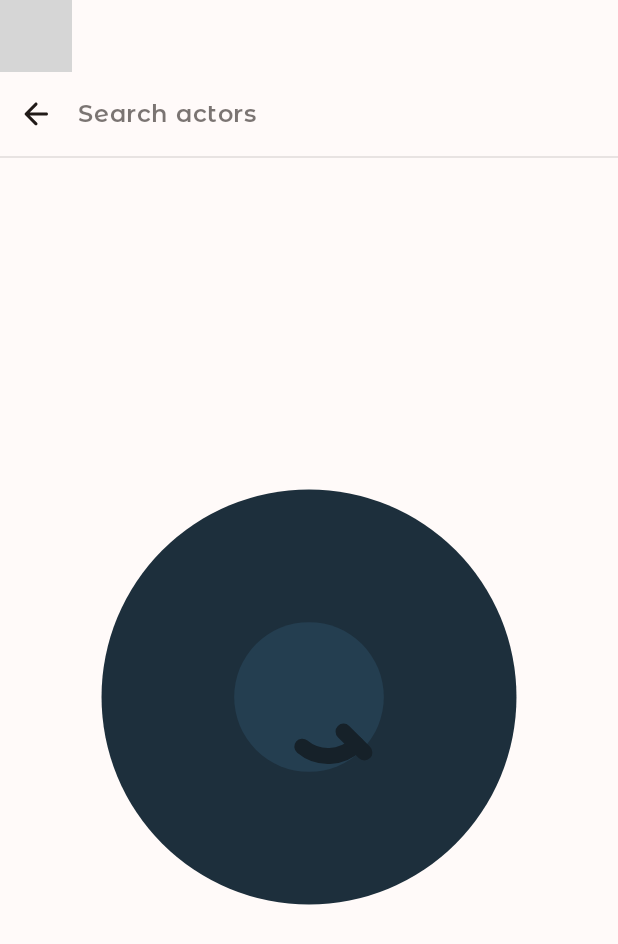
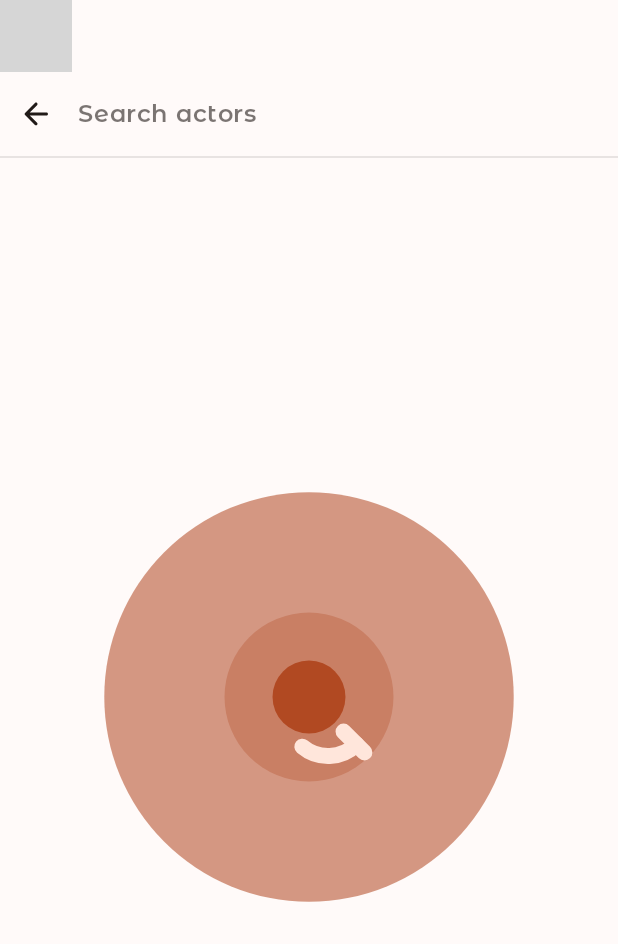
Before and after one commit to RajashekarRaju/compose-actors, an Android app built with Jetpack Compose: the SearchScreen screen opened through its navigation route, on a phone screen of 412 x 824 dp. Shown: the top 944 px of the screen. Run offline under Robolectric (Android 15) with nearby library versions, the phone set to English and light mode, and no system bars; our stand-ins replace Timber, accompanist; network calls fail; Roboto replaces fonts that are not available here; 5 statements that could not run were skipped; grey boxes are pictures that could not be loaded.

Commit message:
Made animations color changes compatible for light/dark theme.

```diff
--- a/app/src/main/java/com/developersbreach/composeactors/ui/search/AnimatedSearch.kt
+++ b/app/src/main/java/com/developersbreach/composeactors/ui/search/AnimatedSearch.kt
@@ -2,26 +2,33 @@ package com.developersbreach.composeactors.ui.search
 
 import androidx.compose.animation.core.*
 import androidx.compose.foundation.Canvas
+import androidx.compose.material.MaterialTheme
 import androidx.compose.runtime.Composable
 import androidx.compose.runtime.LaunchedEffect
 import androidx.compose.runtime.remember
 import androidx.compose.ui.Modifier
 import androidx.compose.ui.geometry.Offset
 import androidx.compose.ui.geometry.Size
-import androidx.compose.ui.graphics.Color
 import androidx.compose.ui.graphics.StrokeCap
 import androidx.compose.ui.graphics.drawscope.Stroke
 
+/**
+ * @param animateShape shape which will be animated infinitely.
+ * @param targetValue final float state to be animated.
+ * @param durationMillis duration took for animating once.
+ */
 @Composable
 private fun AnimateShapeInfinitely(
-    animateShape: Animatable<Float, AnimationVector1D>
+    animateShape: Animatable<Float, AnimationVector1D>,
+    targetValue: Float = 1f,
+    durationMillis: Int = 1000
 ) {
     LaunchedEffect(animateShape) {
         animateShape.animateTo(
-            targetValue = 1f,
+            targetValue = targetValue,
             animationSpec = infiniteRepeatable(
                 animation = tween(
-                    durationMillis = 1000,
+                    durationMillis = durationMillis,
                     easing = LinearEasing
                 ),
                 repeatMode = RepeatMode.Restart
@@ -30,19 +37,36 @@ private fun AnimateShapeInfinitely(
     }
 }
 
+/**
+ * Animation looks like a search icon infinitely framing itself.
+ *
+ * animateCircle property -> animates circle in search.
+ * animateLine property   -> animates floating/growing line and joins circle to form search
+ * looking icon at the end.
+ */
 @Composable
 fun AnimatedSearch() {
 
-    val animateCircle = remember { Animatable(0f) }
-    val animateLine = remember { Animatable(0.6f) }
-    AnimateShapeInfinitely(animateCircle)
-    AnimateShapeInfinitely(animateLine)
+    // Simple progressive circle looking animation
+    val animateCircle = remember { Animatable(0f) }.apply {
+        AnimateShapeInfinitely(this)
+    }
 
+    // 0.6f for initial value to reduce floating time of line to reach it's final state.
+    // Settings it to 0f -> final animation output looks kind of aggressive movements.
+    val animateLine = remember { Animatable(0.6f) }.apply {
+        AnimateShapeInfinitely(this)
+    }
+
+    // Appears different for dark/light theme colors.
+    val surfaceColor = MaterialTheme.colors.surface
+
+    // Arcs & Line drawn in canvas at animation final state looks like search icon.
     Canvas(
         modifier = Modifier
     ) {
         drawArc(
-            color = Color(0xFF162129),
+            color = surfaceColor,
             startAngle = 45f,
             sweepAngle = 360f * animateCircle.value,
             useCenter = false,
@@ -51,7 +75,7 @@ fun AnimatedSearch() {
         )
 
         drawLine(
-            color = Color(0xFF162129),
+            color = surfaceColor,
             strokeWidth = 16f,
             cap = StrokeCap.Round,
             start = Offset(
--- a/app/src/main/java/com/developersbreach/composeactors/utils/InfinteFlowingCircles.kt
+++ b/app/src/main/java/com/developersbreach/composeactors/utils/InfinteFlowingCircles.kt
@@ -3,39 +3,51 @@ package com.developersbreach.composeactors.utils
 import androidx.compose.animation.core.*
 import androidx.compose.foundation.Canvas
 import androidx.compose.foundation.layout.fillMaxSize
+import androidx.compose.material.MaterialTheme
 import androidx.compose.runtime.Composable
 import androidx.compose.runtime.getValue
 import androidx.compose.ui.Modifier
 import androidx.compose.ui.geometry.Offset
 import androidx.compose.ui.graphics.Color
 import androidx.compose.ui.graphics.graphicsLayer
+import com.developersbreach.composeactors.ui.search.SearchScreen
 
+/**
+ * Appears in [SearchScreen]
+ */
 @Composable
 fun InfinitelyFlowingCircles() {
 
-    val frontCircle = Color(0xFF243E50)
-    val midCircle = Color(0xFF1D2F3C)
-    val backCircle = Color(0xFF162129)
+    // Same color with different variants for different circles.
+    val primaryColor = MaterialTheme.colors.primary
+    val frontCircle = primaryColor.copy(0.75f)
+    val midCircle = primaryColor.copy(0.50f)
+    val backCircle = primaryColor.copy(0.25f)
 
     DrawCircleOnCanvas(
-        scale = scaleInfiniteTransition(targetValue = 2f, durationMillis = 500),
+        scale = scaleInfiniteTransition(targetValue = 2f, durationMillis = 600),
         color = backCircle,
         radiusRatio = 4f
     )
 
     DrawCircleOnCanvas(
-        scale = scaleInfiniteTransition(targetValue = 2.5f, durationMillis = 700),
+        scale = scaleInfiniteTransition(targetValue = 2.5f, durationMillis = 800),
         color = midCircle,
         radiusRatio = 6f
     )
 
     DrawCircleOnCanvas(
-        scale = scaleInfiniteTransition(targetValue = 3f, durationMillis = 900),
+        scale = scaleInfiniteTransition(targetValue = 3f, durationMillis = 1000),
         color = frontCircle,
         radiusRatio = 12f
     )
 }
 
+/**
+ * @param scale
+ * @param color
+ * @param radiusRatio
+ */
 @Composable
 private fun DrawCircleOnCanvas(
     scale: Float,
@@ -63,6 +75,13 @@ private fun DrawCircleOnCanvas(
     }
 }
 
+/**
+ * I have kept all initial states of 3 circles to 0f to make end result much smoother.
+ * Random or uneven gaps between initial/target/durationMillis will make end animation
+ * look more abrupt and aggressively pushing it's bounds.
+ *
+ * @return float state with
+ */
 @Composable
 private fun scaleInfiniteTransition(
     initialValue: Float = 0f,
```
